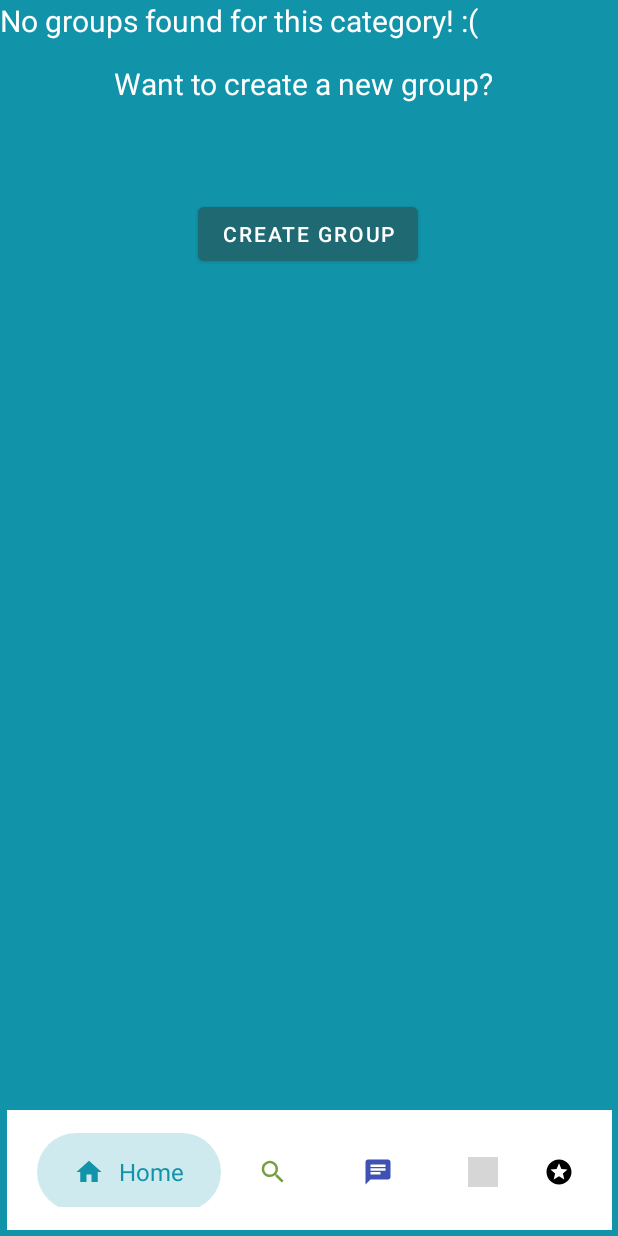
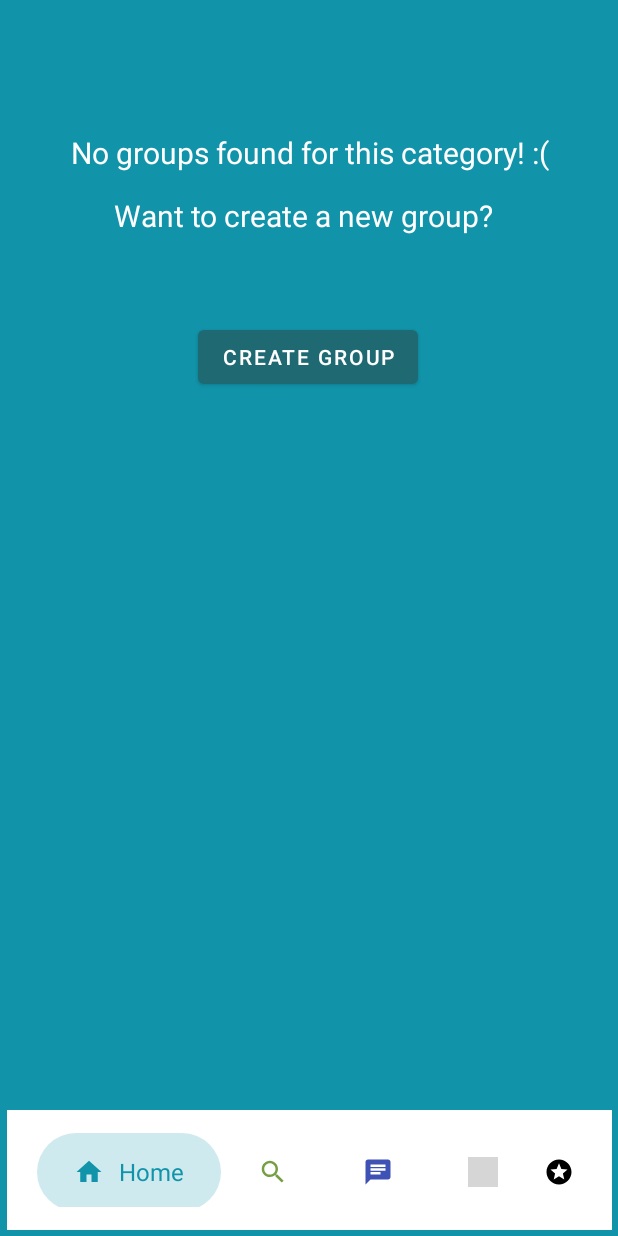
Before and after one commit to purva-n/MAD_ProjectAssignment_Team16, an Android app: the fragment GroupResultNotFoundPage placed in its activity, on a phone screen of 412 x 824 dp. Run offline under Robolectric (Android 15) with nearby library versions, the phone set to English and light mode, and no system bars; our stand-ins replace Firebase (no records; nobody signed in at launch, a user with empty details on screens opened directly); grey boxes are pictures that could not be loaded.

Commit message:
Divya new (#67)
* Search changes

* No groups found page

* Ui changes

```diff
--- a/AtYourService/app/src/main/res/layout/activity_group_result_find_page_view_holder.xml
+++ b/AtYourService/app/src/main/res/layout/activity_group_result_find_page_view_holder.xml
@@ -32,7 +32,7 @@
                 android:text="Group Name"
                 android:textColor="@color/home"
                 android:textColorLink="#1E6670"
-                android:textSize="28sp"
+                android:textSize="26sp"
                 android:textStyle="bold|italic"
                 app:layout_constraintBottom_toBottomOf="parent"
                 app:layout_constraintStart_toEndOf="@+id/groupImg"
--- a/AtYourService/app/src/main/res/layout/fragment_group_result_not_found_page.xml
+++ b/AtYourService/app/src/main/res/layout/fragment_group_result_not_found_page.xml
@@ -39,11 +39,15 @@
             android:id="@+id/textView6"
             android:layout_width="338dp"
             android:layout_height="42dp"
+            android:layout_marginTop="88dp"
             android:text="No groups found for this category! :("
             android:textColor="#FFFFFF"
             android:textSize="20sp"
-            tools:layout_editor_absoluteX="43dp"
-            tools:layout_editor_absoluteY="73dp" />
+            app:layout_constraintEnd_toEndOf="parent"
+            app:layout_constraintHorizontal_bias="0.643"
+            app:layout_constraintStart_toStartOf="parent"
+            app:layout_constraintTop_toTopOf="parent" />
+
     </androidx.constraintlayout.widget.ConstraintLayout>
 
 </FrameLayout>
```
